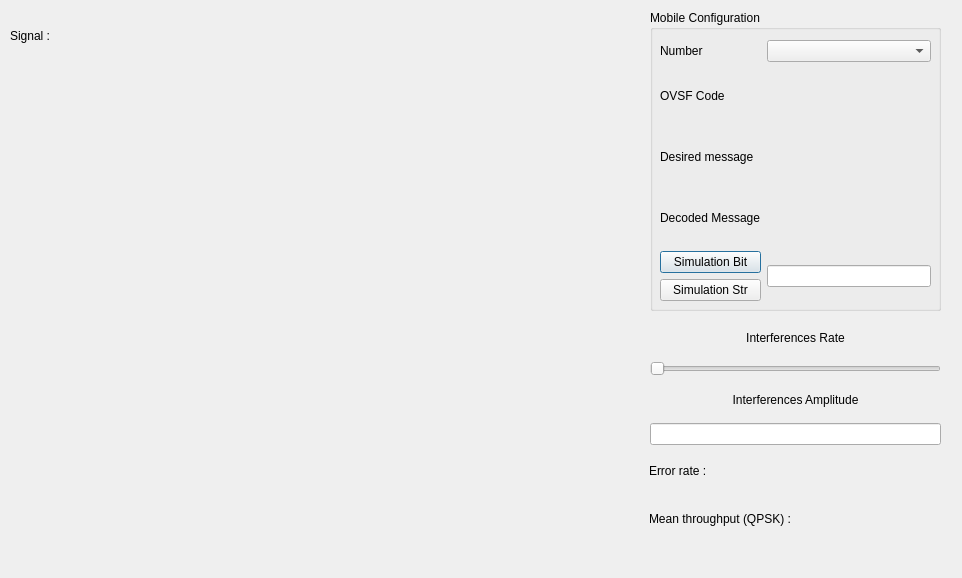
The window that gui.ui (Vskilet/UMTS-Multiplexing) describes before a commit, drawn with Qt 5.
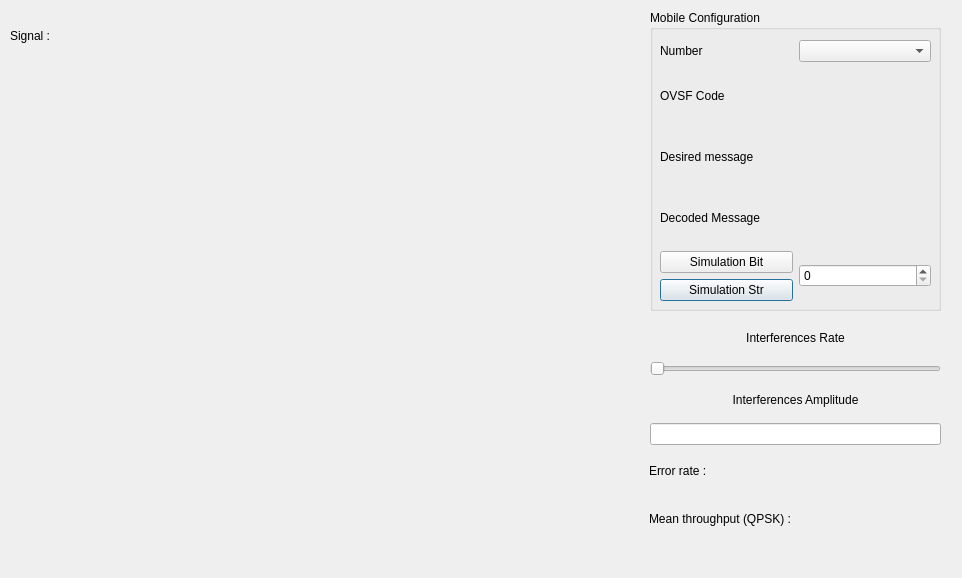
The same window after the commit.

Commit message: Ajout élément ui fidget spinner

```diff
--- a/gui.ui
+++ b/gui.ui
@@ -35,10 +35,10 @@
      </rect>
     </property>
     <layout class="QGridLayout" name="gridLayout">
-     <item row="3" column="0">
-      <widget class="QLabel" name="LabelOVSF">
+     <item row="8" column="0">
+      <widget class="QPushButton" name="buttonStringSimulation">
        <property name="text">
-        <string>OVSF Code</string>
+        <string>Simulation Str</string>
        </property>
       </widget>
      </item>
@@ -94,15 +94,15 @@
        </property>
       </widget>
      </item>
-     <item row="8" column="0">
-      <widget class="QPushButton" name="pushButton">
+     <item row="3" column="0">
+      <widget class="QLabel" name="LabelOVSF">
        <property name="text">
-        <string>Simulation Str</string>
+        <string>OVSF Code</string>
        </property>
       </widget>
      </item>
      <item row="7" column="1" rowspan="2">
-      <widget class="QLineEdit" name="LineEditNbPhone"/>
+      <widget class="QSpinBox" name="mobileNumber"/>
      </item>
     </layout>
    </widget>
```
Left out of the diff: 40 changed lines with no effect on the pictures. The commit also changes 1 other file.
